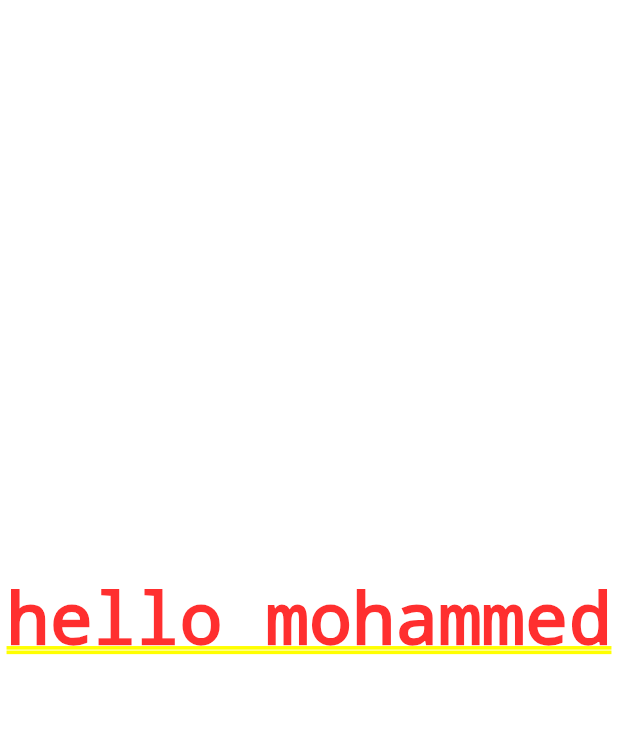
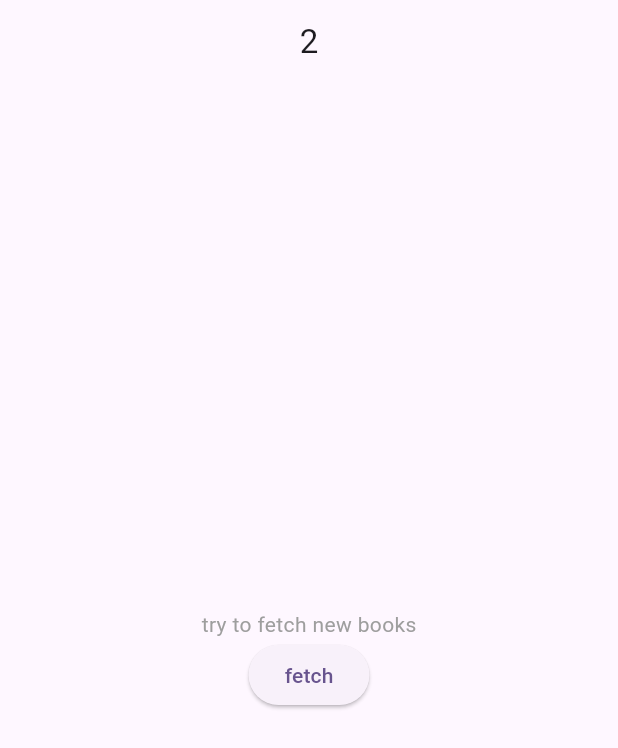
Before and after one commit to NukeBits/Hindawi, a Flutter app: the screen it shows after launch, on a phone screen of 412 x 824 dp. Shown: the top 748 px of the screen. Run offline on Flutter 3.47's test engine with Material 3 defaults, Android fonts, the phone set to English and light mode, and no system bars; our stand-ins replace flutter_svg, sqflite; accounts and stored records are empty.

Commit message:
feat(gui): Add simple gui
- display avilable books in db and allow you to fetch manga.

```diff
--- a/lib/main.dart
+++ b/lib/main.dart
@@ -1,7 +1,14 @@
 import 'package:flutter/material.dart';
+import 'package:hindawi/pages/home/main.dart';
+import 'package:hindawi/utils/config.dart';
 
-void main() {
+
+void main() async {
+  WidgetsFlutterBinding.ensureInitialized();
+  await config();
   runApp(const MyApp());
+
+
 }
 
 class MyApp extends StatelessWidget {
@@ -14,7 +21,7 @@ class MyApp extends StatelessWidget {
       theme: ThemeData(
         colorScheme: ColorScheme.fromSeed(seedColor: Colors.deepPurple),
       ),
-      home: const Center(child: Text('hello mohammed'),),
+      home: HomePage(),
     );
   }
 }
--- /dev/null
+++ b/lib/pages/home/main.dart
@@ -0,0 +1,214 @@
+import 'package:flutter/material.dart';
+import 'package:hindawi/modules/db.dart';
+import 'package:hindawi/modules/struct.dart';
+import 'package:hindawi/widgets/book2row.dart';
+import 'package:hindawi/modules/update_manager.dart';
+
+
+
+const waitingWidget = Padding(
+  padding: const EdgeInsets.symmetric(vertical: 15),
+  child  : Center(child: const CircularProgressIndicator(),),
+);
+
+
+const endWidget = Padding(
+  padding: const EdgeInsets.symmetric(vertical: 15),
+  child  : Center(
+    child: const Text("No More Books", style: TextStyle(
+      color: Colors.grey,
+    ))
+  ),
+);
+
+
+
+
+
+
+final db = BookDB.instance;
+
+
+
+class HomePage extends StatefulWidget {
+  const HomePage({super.key});
+
+  @override
+  State<HomePage> createState() => _HomePageState();
+}
+
+class _HomePageState extends State<HomePage> {
+
+
+
+  final controller = ScrollController();
+  int   page       = 1;
+  bool  noMore     = false;
+  bool  _fetched   = false;
+
+  List<Book> books = [];
+
+
+  bool _updating  = false;
+  Map<String,int>? _updateInfo;
+
+
+
+
+
+
+
+  @override
+  Widget build(BuildContext context) {
+    if (page==1) {
+      fetchBooksDB();
+    }
+    return Scaffold(
+      appBar: AppBar(
+        title:Text("${page}"),
+        centerTitle: true,
+      ),
+
+
+      body:(!_updating)?RefreshIndicator(
+      onRefresh: () async{_startUpdate();},
+        child: (page==2 && books.isEmpty && _fetched)?Center(
+			    child: Column(
+			      mainAxisSize: MainAxisSize.min,
+			      children: [
+			        const Text(
+			          "try to fetch new books",
+			          style: TextStyle(
+			            color: Colors.grey,
+			          ),
+			        ),
+			        ElevatedButton(
+			          onPressed: (){_startUpdate();},
+			          child    : Text("fetch"),
+			        ),
+			      ],
+			    )
+			  ):ListView.builder(
+          controller: controller,
+          itemBuilder:(context, index){
+            if(index<books.length) return book2row(books[index]);
+            else return (noMore)?endWidget:waitingWidget;
+          },
+          itemCount: books.length+1,
+        ),
+      ):genUpdateWidget(_updateInfo),
+    );
+  }
+
+
+  void fetchBooksDB() async{
+    List<Book> bks = (await db.getOffSet(page++));
+    if (bks.length == 0) noMore = true;
+    setState(() {
+      books += bks;
+    });
+    _fetched = true;
+
+  }
+
+
+  void _startUpdate() async{
+    if (_updating) return;
+    books.clear();
+    _fetched  = false;
+
+    UpdateManager(trigger:_trackUpdate).resources();
+    setState(() {
+      _updating = true;
+    });
+  }
+
+
+  void _trackUpdate(Map<String,int> updateInfo) async{
+    setState(() {
+      _updateInfo = updateInfo;
+    });
+    if (updateInfo['done']!=null && updateInfo['books']==updateInfo['loaded-books']){
+      await Future.delayed(Duration(milliseconds:1650));
+      setState(() {
+        _updateInfo = null;
+        _updating   = false;
+        page        = 1;
+      });
+      return ;
+    }
+
+  }
+
+
+  @override
+  void initState(){
+    super.initState();
+    controller.addListener((){
+      if(!noMore && controller.position.maxScrollExtent==controller.offset) fetchBooksDB();
+    });
+  }
+
+
+  @override
+  void dispose(){
+    controller.dispose();
+    super.dispose();
+  }
+}
+
+
+
+Widget genUpdateWidget(Map<String,int>? updateInfo){
+  if (updateInfo==null)return Container();
+  const col2 = Column(
+    crossAxisAlignment: CrossAxisAlignment.end,
+    children:[
+      Text('كتب جديدة'), // New Books
+      Text('إجمالي الطلبات'), // Total Req
+      Text('الصفحات'), // Pages
+    ]
+  );
+
+  final total = updateInfo["pages"]! + updateInfo["new-books"]!*2;
+  final col1  = Column(
+    crossAxisAlignment: CrossAxisAlignment.start,
+    children: [
+      Text('${updateInfo["new-books"]}'),
+      Text('${total}'),
+      Text('${updateInfo["pages"]}')
+    ]
+  );
+
+
+  return Center(
+    child: Column(
+      mainAxisSize:MainAxisSize.min,
+      children: [
+        SizedBox(
+          width: 100,
+          child:LinearProgressIndicator(
+            value:(updateInfo['books']==0)?0:updateInfo['loaded-books']!/updateInfo['books']!,
+            valueColor: AlwaysStoppedAnimation<Color>(Colors.green),
+            backgroundColor: Colors.grey,
+          )
+        ),
+        Row(
+          mainAxisSize:MainAxisSize.min,
+          children: [
+            col1,
+            Column(
+              children: List.generate(
+                3, (int) => Padding(
+                  padding: EdgeInsets.symmetric(horizontal:4),
+                  child:Text(":")
+                )
+              ),
+            ),
+            col2,
+          ],
+        )
+      ],
+    ),
+  );
+}
```
